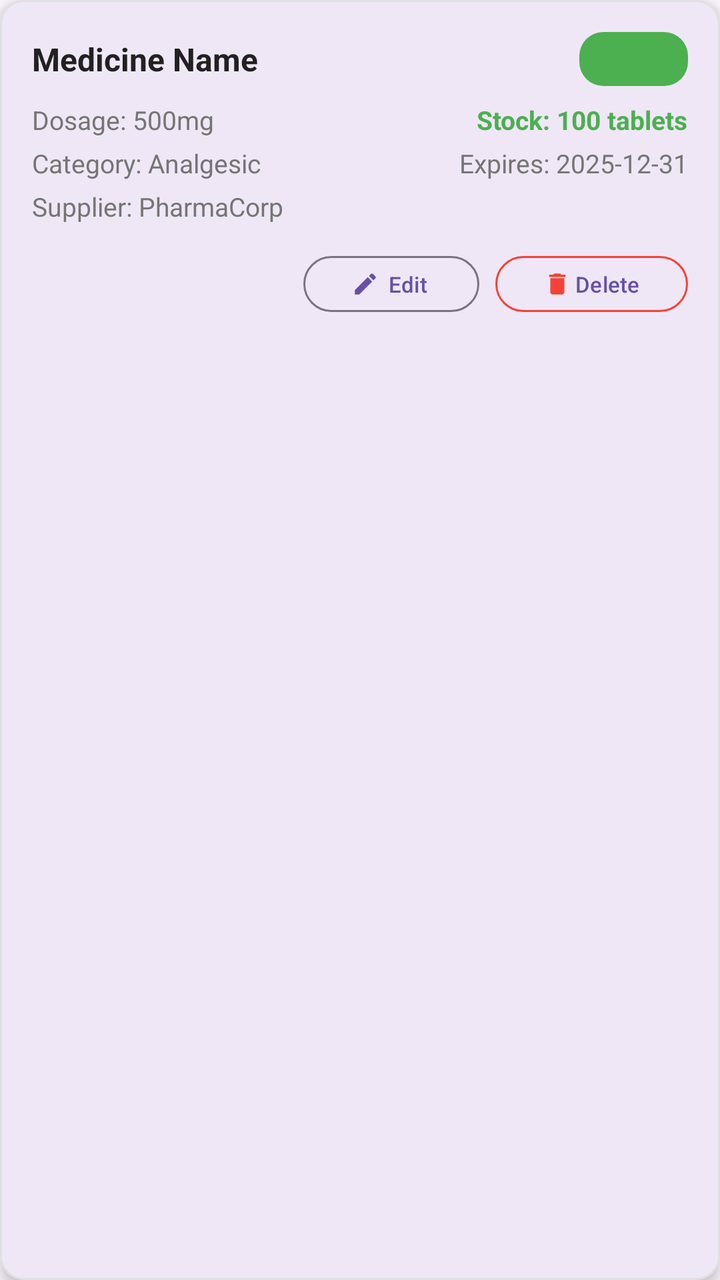
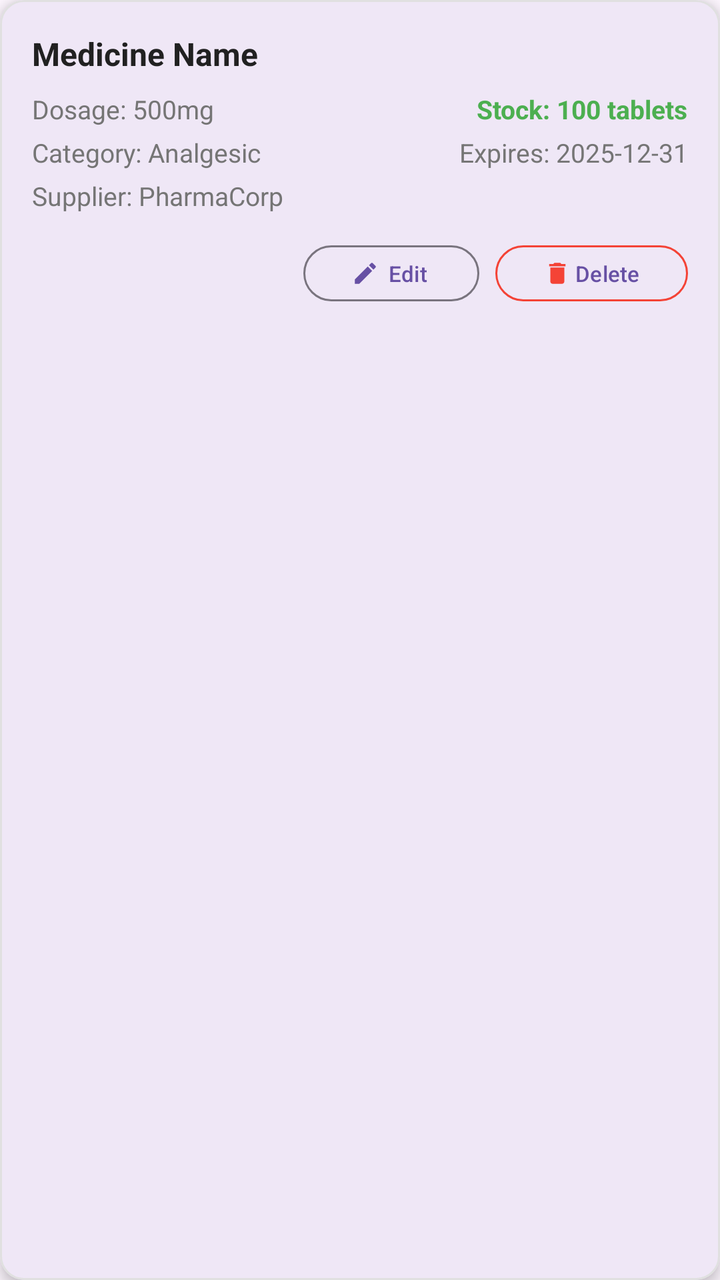

Before-and-after screenshots of an Android layout around one commit, followed by the original layout XML and the change that was made.
<!-- AndroidManifest.xml: application theme Theme.H_CAS -->
<!-- res/layout/item_enhanced_medicine.xml -->
<?xml version="1.0" encoding="utf-8"?>
<com.google.android.material.card.MaterialCardView xmlns:android="http://schemas.android.com/apk/res/android"
    xmlns:app="http://schemas.android.com/apk/res-auto"
    android:id="@+id/medicineCard"
    android:layout_width="match_parent"
    android:layout_height="wrap_content"
    android:layout_marginBottom="12dp"
    app:cardCornerRadius="12dp"
    app:cardElevation="4dp"
    app:strokeWidth="1dp"
    app:strokeColor="@color/card_border_gray">

    <LinearLayout
        android:layout_width="match_parent"
        android:layout_height="wrap_content"
        android:orientation="vertical"
        android:padding="16dp">

        
        <LinearLayout
            android:layout_width="match_parent"
            android:layout_height="wrap_content"
            android:orientation="horizontal"
            android:gravity="center_vertical"
            android:layout_marginBottom="8dp">

            <TextView
                android:id="@+id/medicineNameText"
                android:layout_width="0dp"
                android:layout_height="wrap_content"
                android:layout_weight="1"
                android:text="Medicine Name"
                android:textSize="16sp"
                android:textStyle="bold"
                android:textColor="@color/text_primary" />

            <TextView
                android:id="@+id/priceText"
                android:layout_width="wrap_content"
                android:layout_height="wrap_content"
                android:text="₱0.00"
                android:textSize="14sp"
                android:textStyle="bold"
                android:textColor="@color/success_green"
                android:background="@drawable/price_badge_background"
                android:paddingHorizontal="8dp"
                android:paddingVertical="4dp" />

        </LinearLayout>

        
        <LinearLayout
            android:layout_width="match_parent"
            android:layout_height="wrap_content"
            android:orientation="vertical"
            android:layout_marginBottom="12dp">

            
            <LinearLayout
                android:layout_width="match_parent"
                android:layout_height="wrap_content"
                android:orientation="horizontal"
                android:layout_marginBottom="4dp">

                <TextView
                    android:id="@+id/dosageText"
                    android:layout_width="0dp"
                    android:layout_height="wrap_content"
                    android:layout_weight="1"
                    android:text="Dosage: 500mg"
                    android:textSize="13sp"
                    android:textColor="@color/text_secondary" />

                <TextView
                    android:id="@+id/stockText"
                    android:layout_width="wrap_content"
                    android:layout_height="wrap_content"
                    android:text="Stock: 100 tablets"
                    android:textSize="13sp"
                    android:textStyle="bold"
                    android:textColor="@color/success_green" />

            </LinearLayout>

            
            <LinearLayout
                android:layout_width="match_parent"
                android:layout_height="wrap_content"
                android:orientation="horizontal"
                android:layout_marginBottom="4dp">

                <TextView
                    android:id="@+id/categoryText"
                    android:layout_width="0dp"
                    android:layout_height="wrap_content"
                    android:layout_weight="1"
                    android:text="Category: Analgesic"
                    android:textSize="13sp"
                    android:textColor="@color/text_secondary" />

                <TextView
                    android:id="@+id/expiryText"
                    android:layout_width="wrap_content"
                    android:layout_height="wrap_content"
                    android:text="Expires: 2025-12-31"
                    android:textSize="13sp"
                    android:textColor="@color/text_secondary" />

            </LinearLayout>

            
            <LinearLayout
                android:layout_width="match_parent"
                android:layout_height="wrap_content"
                android:orientation="horizontal">

                <TextView
                    android:id="@+id/supplierText"
                    android:layout_width="match_parent"
                    android:layout_height="wrap_content"
                    android:text="Supplier: PharmaCorp"
                    android:textSize="13sp"
                    android:textColor="@color/text_secondary" />

            </LinearLayout>

        </LinearLayout>

        
        <LinearLayout
            android:layout_width="match_parent"
            android:layout_height="wrap_content"
            android:orientation="horizontal"
            android:gravity="end">

            <com.google.android.material.button.MaterialButton
                android:id="@+id/editButton"
                android:layout_width="wrap_content"
                android:layout_height="36dp"
                android:layout_marginEnd="8dp"
                android:text="Edit"
                android:textSize="11sp"
                app:icon="@drawable/ic_edit"
                app:iconSize="14dp"
                app:iconPadding="2dp"
                style="@style/Widget.Material3.Button.OutlinedButton" />

            <com.google.android.material.button.MaterialButton
                android:id="@+id/deleteButton"
                android:layout_width="wrap_content"
                android:layout_height="36dp"
                android:text="Delete"
                android:textSize="11sp"
                app:icon="@drawable/ic_delete"
                app:iconSize="14dp"
                app:iconPadding="2dp"
                app:iconTint="@color/error_red"
                app:strokeColor="@color/error_red"
                app:strokeWidth="1dp"
                style="@style/Widget.Material3.Button.OutlinedButton" />

        </LinearLayout>

    </LinearLayout>

</com.google.android.material.card.MaterialCardView>
<!-- resources referenced by this layout -->
<resources>
  <color name="card_border_gray">#E0E0E0</color>
  <color name="error_red">#F44336</color>
  <color name="success_green">#4CAF50</color>
  <color name="text_primary">#212121</color>
  <color name="text_secondary">#757575</color>
  <!-- drawable ic_delete (drawable) -->
  <vector xmlns:android="http://schemas.android.com/apk/res/android"
      android:width="24dp"
      android:height="24dp"
      android:viewportWidth="24"
      android:viewportHeight="24"
      android:tint="?attr/colorOnSurface">
    <path
        android:fillColor="@android:color/white"
        android:pathData="M6,19c0,1.1 0.9,2 2,2h8c1.1,0 2,-0.9 2,-2V7H6v12zM19,4h-3.5l-1,-1h-5l-1,1H5v2h14V4z"/>
  </vector>
  <!-- drawable ic_edit (drawable) -->
  <vector xmlns:android="http://schemas.android.com/apk/res/android"
      android:width="24dp"
      android:height="24dp"
      android:viewportWidth="24"
      android:viewportHeight="24"
      android:tint="?attr/colorOnSurface">
    <path
        android:fillColor="@android:color/white"
        android:pathData="M3,17.25V21h3.75L17.81,9.94l-3.75,-3.75L3,17.25zM20.71,7.04c0.39,-0.39 0.39,-1.02 0,-1.41l-2.34,-2.34c-0.39,-0.39 -1.02,-0.39 -1.41,0l-1.83,1.83 3.75,3.75 1.83,-1.83z"/>
  </vector>
  <!-- drawable price_badge_background (drawable) -->
  <?xml version="1.0" encoding="utf-8"?>
  <shape xmlns:android="http://schemas.android.com/apk/res/android"
      android:shape="rectangle">
      <solid android:color="@color/success_green" />
      <corners android:radius="12dp" />
  </shape>
  <style name="Theme.H_CAS" parent="Base.Theme.H_CAS" />
  <style name="Base.Theme.H_CAS" parent="Theme.Material3.DayNight.NoActionBar">
          
          
      </style>
</resources>

<!-- the commit's change to res/layout/item_enhanced_medicine.xml (unified diff, before → after) -->
@@ -26,25 +26,12 @@
 
             <TextView
                 android:id="@+id/medicineNameText"
-                android:layout_width="0dp"
+                android:layout_width="match_parent"
                 android:layout_height="wrap_content"
-                android:layout_weight="1"
                 android:text="Medicine Name"
                 android:textSize="16sp"
                 android:textStyle="bold"
                 android:textColor="@color/text_primary" />
-
-            <TextView
-                android:id="@+id/priceText"
-                android:layout_width="wrap_content"
-                android:layout_height="wrap_content"
-                android:text="₱0.00"
-                android:textSize="14sp"
-                android:textStyle="bold"
-                android:textColor="@color/success_green"
-                android:background="@drawable/price_badge_background"
-                android:paddingHorizontal="8dp"
-                android:paddingVertical="4dp" />
 
         </LinearLayout>
 
<!-- resource entries referenced after the edit -->
@@ -27,13 +27,6 @@
         android:fillColor="@android:color/white"
         android:pathData="M3,17.25V21h3.75L17.81,9.94l-3.75,-3.75L3,17.25zM20.71,7.04c0.39,-0.39 0.39,-1.02 0,-1.41l-2.34,-2.34c-0.39,-0.39 -1.02,-0.39 -1.41,0l-1.83,1.83 3.75,3.75 1.83,-1.83z"/>
   </vector>
-  <!-- drawable price_badge_background (drawable) -->
-  <?xml version="1.0" encoding="utf-8"?>
-  <shape xmlns:android="http://schemas.android.com/apk/res/android"
-      android:shape="rectangle">
-      <solid android:color="@color/success_green" />
-      <corners android:radius="12dp" />
-  </shape>
   <style name="Theme.H_CAS" parent="Base.Theme.H_CAS" />
   <style name="Base.Theme.H_CAS" parent="Theme.Material3.DayNight.NoActionBar">
           
